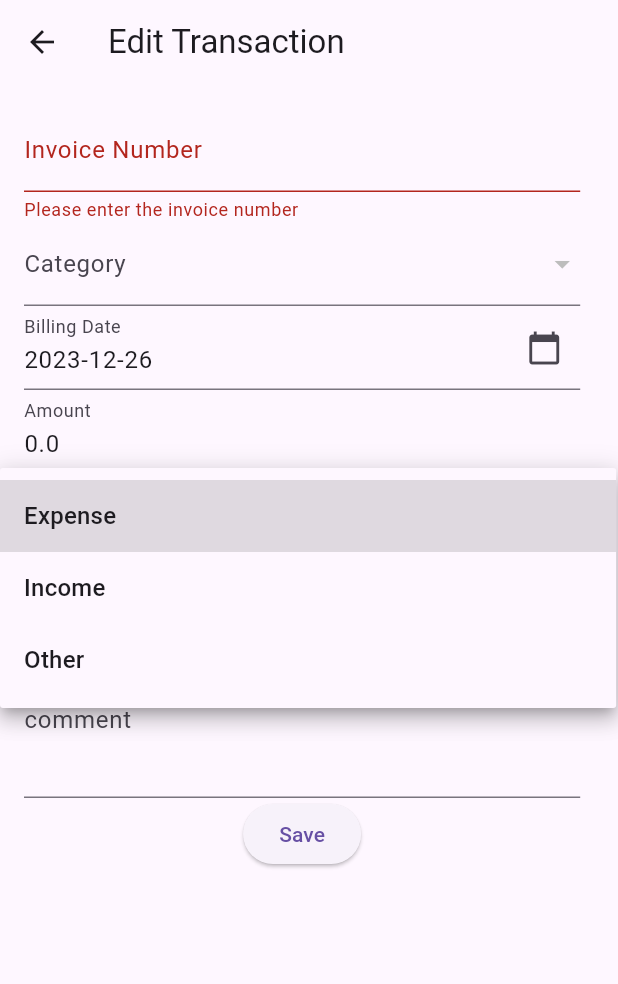
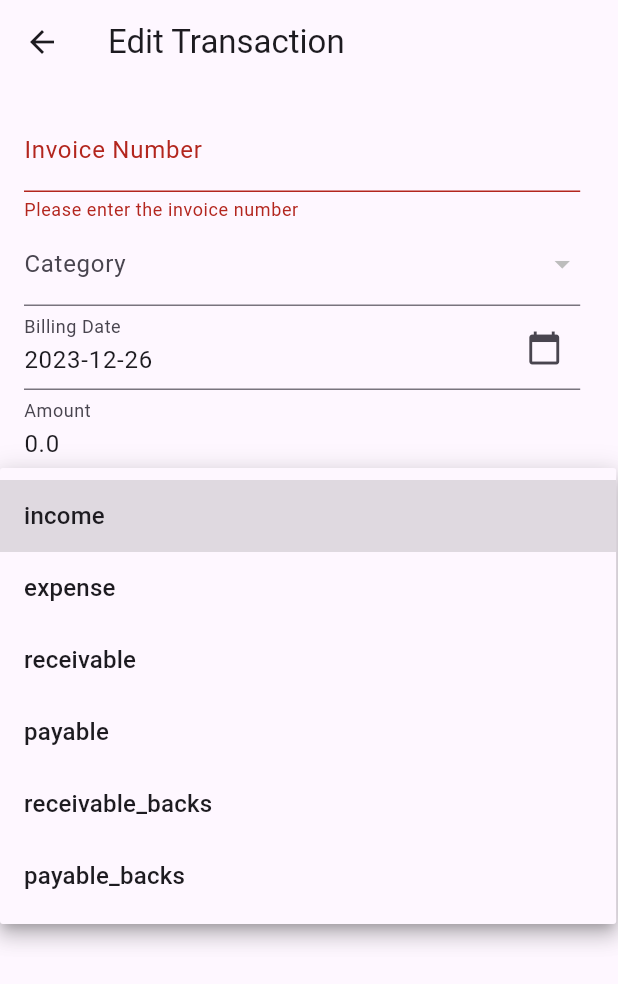
Before and after one commit to DuGuYifei/Pokemoney, a Flutter app: the EditTransactionPage screen opened directly with empty values, after a tap on "Save", after a tap on "Type", on a phone screen of 412 x 824 dp. Shown: the top 984 px of the screen. Run offline on Flutter 3.47's test engine with Material 3 defaults, Android fonts, the phone set to English and light mode, and no system bars; our stand-ins replace fl_chart, flutter_secure_storage, flutter_svg, font_awesome_flutter, google_fonts, graphql_flutter and 3 more; accounts and stored records are empty; project files that could hold a hidden picture were left out.

Commit message:
decoded the transaction types

```diff
--- a/frontend/Notes about the frontend.txt
+++ b/frontend/Notes about the frontend.txt
@@ -26,10 +26,9 @@ LATER
 - delete the data from the unsync table - DONE
 - The deletion or the edition of the transactions, and scenario of moving the data from sync to unsync - DONE
 - The database directory DONE
+- deal with the duplication of the subcatgories after syncing DONE
 
 - show the updateby (and change the invoice in the place of the data table to the updateby)
 - decode the editors from string of json to map
 - invitation
 - deleting the invoice number
-- deal with the duplication of the subcatgories after syncing
--
--- a/frontend/pokemoney/lib/constants/ApiConstants.dart
+++ b/frontend/pokemoney/lib/constants/ApiConstants.dart
@@ -10,8 +10,16 @@ const Map<int, String> typeIDToTypeString = {
   6: "payable_backs",
 };
 
-//create a map from integer to a string of transaction type
-const Map<String, int> typeStringToTypeID = {
+const listType = [
+  "income",
+  "expense",
+  "receivable",
+  "payable",
+  "receivable_backs",
+  "payable_backs",
+];
+
+const Map<String, int> transactionTypeCodes = {
   "income": 1,
   "expense": 2,
   "receivable": 3,
@@ -20,11 +28,4 @@ const Map<String, int> typeStringToTypeID = {
   "payable_backs": 6,
 };
 
-const listType = [
-  "income",
-  "expense",
-  "receivable",
-  "payable",
-  "receivable_backs",
-  "payable_backs",
-];
+final Map<int, String> transactionTypeStrings = transactionTypeCodes.map((key, value) => MapEntry(value, key));
--- a/frontend/pokemoney/lib/model/Transaction.dart
+++ b/frontend/pokemoney/lib/model/Transaction.dart
@@ -7,7 +7,7 @@ class Transaction {
   final String invoiceNumber; // TODO : to remove the invoice number
   final DateTime billingDate;
   final double amount;
-  final String type;
+  final int type;
   final String? relevantEntity; // New nullable field
   final String? comment; // New nullable field
   final int? updatedBy;
@@ -38,7 +38,7 @@ class Transaction {
     String? invoiceNumber,
     DateTime? billingDate,
     double? amount,
-    String? type,
+    int? type,
     int? updatedBy,
     String? relevantEntity, // Include new nullable field
     String? comment, // Include new nullable field
@@ -80,7 +80,7 @@ class Transaction {
       invoiceNumber: map['invoiceNumber'] as String,
       billingDate: DateTime.parse(map['billingDate'] as String),
       amount: (map['amount'] as num?)?.toDouble() ?? 0.0,
-      type: map['type'] as String,
+      type: map['type'],
       updatedBy: map['updatedBy'] as int?,
       relevantEntity: map['relevantEntity'] as String?,
       comment: map['comment'] as String?,
@@ -117,7 +117,7 @@ class Transaction {
       invoiceNumber: json['transactionId'],
       billingDate: DateTime.fromMicrosecondsSinceEpoch(int.parse((json['happenAt']))),
       amount: json['money'],
-      type: json['typeId'].toString(), // TODO: change the type to typeId
+      type: json['typeId'], // TODO: change the type to typeId
       updatedBy: int.parse(json['updateBy']),
       relevantEntity: json['relevantEntity'],
       comment: json['comment'],
--- a/frontend/pokemoney/lib/pages/ledgerBook/EditTransactionPage.dart
+++ b/frontend/pokemoney/lib/pages/ledgerBook/EditTransactionPage.dart
@@ -1,6 +1,7 @@
 import 'package:flutter/material.dart';
 import 'package:intl/intl.dart';
 import 'package:flutter_svg/svg.dart';
+import 'package:pokemoney/constants/ApiConstants.dart';
 import 'package:provider/provider.dart';
 import 'package:pokemoney/providers/TransactionProvider.dart'; // Make sure to import your provider
 import 'package:pokemoney/model/barrel.dart' as pokemoney; // Make sure to import your Transaction model
@@ -25,7 +26,7 @@ class _EditTransactionPageState extends State<EditTransactionPage> {
   final TextEditingController _customTypeController = TextEditingController();
   late TextEditingController _commentController;
 
-  late String _selectedType;
+  late int _selectedTransactionTypeCode;
   late int _selectedCategoryId;
   late int _selectedFundId;
   late DateTime selectedDate;
@@ -41,7 +42,7 @@ class _EditTransactionPageState extends State<EditTransactionPage> {
     _amountController = TextEditingController(text: widget.transaction.amount.toString());
     _dateController =
         TextEditingController(text: DateFormat('yyyy-MM-dd').format(widget.transaction.billingDate));
-    _selectedType = widget.transaction.type;
+    _selectedTransactionTypeCode = widget.transaction.type;
     _selectedFundId = widget.transaction.fundId;
     _selectedCategoryId = widget.transaction.categoryId; // default or initial value
     _commentController = TextEditingController(text: widget.transaction.comment);
@@ -103,7 +104,7 @@ class _EditTransactionPageState extends State<EditTransactionPage> {
     pokemoney.Transaction updatedTransaction = widget.transaction.copyWith(
       invoiceNumber: _invoiceNumberController.text,
       amount: double.parse(_amountController.text),
-      type: _selectedType,
+      type: _selectedTransactionTypeCode,
       billingDate: DateTime.parse(_dateController.text),
       categoryId: _selectedCategoryId,
       fundId: _selectedFundId,
@@ -184,18 +185,16 @@ class _EditTransactionPageState extends State<EditTransactionPage> {
                         _buildDateField(context),
                         _buildTextField(_amountController, 'Amount', 'Please enter the amount',
                             keyboardType: TextInputType.number),
-                        _buildDropdownField<String>(
-                            _selectedType,
-                            'Type',
-                            ['Expense', 'Income', 'Other'].map<DropdownMenuItem<String>>((String value) {
-                              return DropdownMenuItem<String>(
-                                value: value,
-                                child: Text(value),
-                              );
-                            }).toList(),
-                            (value) => setState(() => _selectedType = value!)),
-                        if (_selectedType == 'Other')
-                          _buildTextField(_customTypeController, 'Custom Type', 'Please enter a type'),
+                        _buildDropdownFieldMap<int>(
+                          _selectedTransactionTypeCode,
+                          'Type',
+                          transactionTypeCodes,
+                          (int? newValue) {
+                            setState(() {
+                              _selectedTransactionTypeCode = newValue!;
+                            });
+                          },
+                        ),
                         _buildDropdownField<int>(_selectedFundId, 'Fund', _fundItems,
                             (value) => setState(() => _selectedFundId = value!)),
                         _buildTextField(_commentController, 'comment', 'Please enter the amount',
@@ -223,6 +222,24 @@ class _EditTransactionPageState extends State<EditTransactionPage> {
 
   Widget _buildDropdownField<T>(
       T currentValue, String label, List<DropdownMenuItem<T>> items, ValueChanged<T?> onChanged) {
+    return DropdownButtonFormField<T>(
+      value: currentValue,
+      items: items,
+      onChanged: onChanged,
+      decoration: InputDecoration(labelText: label),
+      validator: (value) => value == null ? 'Please select a $label' : null,
+    );
+  }
+
+  Widget _buildDropdownFieldMap<T>(
+      T currentValue, String label, Map<String, T> itemsMap, ValueChanged<T?> onChanged) {
+    List<DropdownMenuItem<T>> items = itemsMap.entries.map((entry) {
+      return DropdownMenuItem<T>(
+        value: entry.value,
+        child: Text(entry.key),
+      );
+    }).toList();
+
     return DropdownButtonFormField<T>(
       value: currentValue,
       items: items,
--- a/frontend/pokemoney/lib/providers/TransactionProvider.dart
+++ b/frontend/pokemoney/lib/providers/TransactionProvider.dart
@@ -1,4 +1,5 @@
 import 'package:flutter/foundation.dart';
+import 'package:pokemoney/constants/ApiConstants.dart';
 import 'package:pokemoney/providers/FundProvider.dart';
 import 'package:pokemoney/services/TransactionService.dart';
 import 'package:pokemoney/providers/LedgerBookProvider.dart';
@@ -70,8 +71,16 @@ class TransactionProvider with ChangeNotifier {
     if (_ledgerBookProvider != null) {
       await _ledgerBookProvider!.fetchLedgerBookDetails(transaction.ledgerBookId);
     }
-    // Determine if the transaction is an income or expense
-    bool isIncome = transaction.type.toLowerCase() == 'income';
+
+    // List of type codes that are considered as income
+    List<int> incomeTypes = [
+      transactionTypeCodes['income']!,
+      transactionTypeCodes['payable_backs']!,
+      transactionTypeCodes['receivable']!,
+    ];
+
+    // Determine if the transaction is an income
+    bool isIncome = incomeTypes.contains(transaction.type);
 
     // Update the fund's balance
     await _fundProvider?.updateFundBalance(transaction.fundId, transaction.amount, isIncome);
@@ -87,8 +96,17 @@ class TransactionProvider with ChangeNotifier {
     if (_ledgerBookProvider != null) {
       await _ledgerBookProvider!.fetchLedgerBookDetails(transaction.ledgerBookId);
     }
-    // Determine if the transaction is an income or expense
-    bool isIncome = transaction.type.toLowerCase() == 'income';
+
+    // List of type codes that are considered as income
+    List<int> incomeTypes = [
+      transactionTypeCodes['income']!,
+      transactionTypeCodes['payable_backs']!,
+      transactionTypeCodes['receivable']!,
+    ];
+
+    // Determine if the transaction is an income
+    bool isIncome = incomeTypes.contains(transaction.type);
+
 
     // Update the fund's balance
     await _fundProvider?.updateFundBalance(transaction.fundId, transaction.amount, isIncome);
@@ -103,8 +121,16 @@ class TransactionProvider with ChangeNotifier {
       await _ledgerBookProvider!.fetchLedgerBookDetails(transaction.ledgerBookId);
     }
 
-    // Determine if the transaction is an income or expense
-    bool isIncome = transaction.type.toLowerCase() == 'income';
+    // List of type codes that are considered as income
+    List<int> incomeTypes = [
+      transactionTypeCodes['income']!,
+      transactionTypeCodes['payable_backs']!,
+      transactionTypeCodes['receivable']!,
+    ];
+
+    // Determine if the transaction is an income
+    bool isIncome = incomeTypes.contains(transaction.type);
+
 
     // Update the fund's balance
     await _fundProvider?.updateFundBalance(transaction.fundId, transaction.amount, !isIncome);
@@ -180,14 +206,14 @@ class TransactionProvider with ChangeNotifier {
 // Method to calculate the total income
 double getTotalIncome() {
   return _transactions
-        .where((transaction) => transaction.type.toLowerCase() == 'income')
+      .where((transaction) => transactionTypeCodes[transaction.type] == transactionTypeCodes['income'].toString())
       .fold(0, (total, transaction) => total + transaction.amount);
 }
 
 // Method to calculate the total expense
 double getTotalExpense() {
   return _transactions
-        .where((transaction) => transaction.type.toLowerCase() == 'expense')
+      .where((transaction) => transactionTypeCodes[transaction.type] == transactionTypeCodes['expense'].toString())
       .fold(0, (total, transaction) => total + transaction.amount);
 }
 }
--- a/frontend/pokemoney/lib/services/TransactionService.dart
+++ b/frontend/pokemoney/lib/services/TransactionService.dart
@@ -158,7 +158,7 @@ class TransactionService {
     var unsyncResult = await dbClient.rawQuery('''
       SELECT SUM(
           CASE
-              WHEN type IN ('income', 'payable', 'receivable_backs') THEN amount
+              WHEN type IN (1, 4, 5) THEN amount
               ELSE -amount
           END
       ) as total
@@ -170,7 +170,7 @@ class TransactionService {
     var syncResult = await dbClient.rawQuery('''
       SELECT SUM(
           CASE
-              WHEN type IN ('income', 'payable', 'receivable_backs') THEN amount
+              WHEN type IN (1, 4, 5) THEN amount
               ELSE -amount
           END
       ) as total
--- a/frontend/pokemoney/lib/services/database_helper.dart
+++ b/frontend/pokemoney/lib/services/database_helper.dart
@@ -239,7 +239,7 @@ class DBHelper {
         billingDate TEXT NOT NULL,
         invoiceNumber TEXT NOT NULL,
         amount REAL NOT NULL,
-        type TEXT NOT NULL,
+        type INTEGER NOT NULL,
         updatedBy INTEGER NOT NULL,
         relevantEntity TEXT DEFAULT NULL,
         comment TEXT DEFAULT NULL,
@@ -320,7 +320,7 @@ class DBHelper {
         invoiceNumber TEXT NOT NULL,
         updatedBy INTEGER NOT NULL,
         amount REAL NOT NULL,
-        type TEXT NOT NULL,
+        type INTEGER NOT NULL,
         relevantEntity TEXT DEFAULT NULL,
         comment TEXT DEFAULT NULL,
         delFlag INTEGER NOT NULL,
--- a/frontend/pokemoney/lib/services/sync/SyncManager.dart
+++ b/frontend/pokemoney/lib/services/sync/SyncManager.dart
@@ -143,6 +143,7 @@ class SyncManager {
       modifiedMap['money'] = modifiedMap.remove('amount');
       modifiedMap['subcategoryId'] = modifiedMap.remove('subCategoryId')?.toString();
       modifiedMap['fundId'] = modifiedMap.remove('fundId')?.toString();
+      modifiedMap['typeId'] = modifiedMap.remove('type');
       // modifiedMap['happenAt'] =
       //     DateTime.parse(modifiedMap.remove("billDate")).millisecondsSinceEpoch.toString();
       modifiedMap['updateAt'] = modifiedMap
@@ -153,9 +154,7 @@ class SyncManager {
           'relevantEntity'); // TODO: user need to add the description of any releted entity, this will come from the transaction form
 
       // Check the value of 'type' and convert it to an integer for 'typeId'
-
-      modifiedMap['typeId'] = typeStringToTypeID[modifiedMap['type']];
-      modifiedMap['relevantEntity'] = modifiedMap['type'];
+      modifiedMap['relevantEntity'] = modifiedMap['typeId'].toString();
 
       if (modifiedMap.containsKey('billingDate') && modifiedMap['billingDate'] is String) {
         // Parse the ISO 8601 string to DateTime
```
Also changed, not shown: frontend/pokemoney/lib/pages/ledgerBook/TransactionsPage.dart (+10 -12 lines), frontend/pokemoney/lib/services/SubCategoryService.dart (+11 -7 lines), frontend/pokemoney/lib/widgets/HistoryTransactionsAll.dart (+10 -3 lines), frontend/pokemoney/lib/widgets/ledgerBook/HistoryTransactionsSection.dart (+12 -5 lines), frontend/pokemoney/lib/widgets/ledgerBook/TransactionForm.dart (+32 -13 lines). Lines whose indentation alone changed are shown as unchanged.
